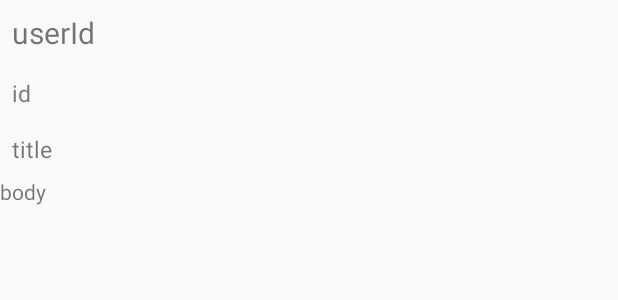
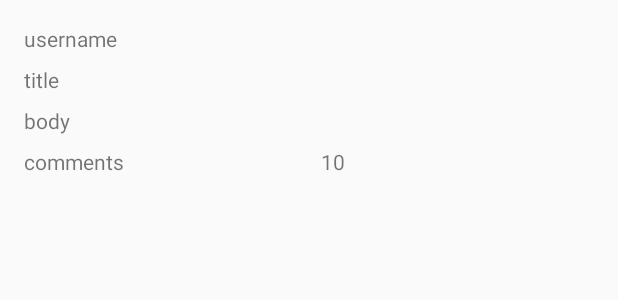
Before and after one commit to psztefko/ING-app, an Android app: the layout post_row.xml on its own in the app's theme, with its tools: preview values and no code run, on a phone screen of 412 x 824 dp. Shown: the top 300 px of the screen. Run offline under Robolectric (Android 15) with nearby library versions, the phone set to English and light mode, and no system bars.

Commit message:
Adapter for recyclerView, fragment for RecyclerView

```diff
--- a/app/build.gradle
+++ b/app/build.gradle
@@ -55,8 +55,8 @@ dependencies {
     // implementation "androidx.navigation:navigation-ui-ktx:$nav_verison"
 
     // Lifecycle
-    // implementation "androidx.navigation:navigation-fragment-ktx:$lifecycle_version"
-    // implementation "androidx.navigation:navigation-ui-ktx:$lifecycle_version"
+    implementation "androidx.navigation:navigation-fragment-ktx:$lifecycle_version"
+    implementation "androidx.navigation:navigation-ui-ktx:$lifecycle_version"
 
     // Couroutines for getting off the UI thread
     implementation "org.jetbrains.kotlinx:kotlinx-coroutines-core:$coroutines_kotlin_version"
--- /dev/null
+++ b/app/src/main/java/com/example/ing_app/comments/CommentFragment.kt
@@ -0,0 +1,4 @@
+package com.example.ing_app.comments
+
+class CommentFragment {
+}
--- /dev/null
+++ b/app/src/main/java/com/example/ing_app/comments/CommentViewModel.kt
@@ -0,0 +1,4 @@
+package com.example.ing_app.comments
+
+class CommentViewModel {
+}
--- /dev/null
+++ b/app/src/main/java/com/example/ing_app/user/UserFragment.kt
@@ -0,0 +1,4 @@
+package com.example.ing_app.user
+
+class UserFragment {
+}
--- /dev/null
+++ b/app/src/main/java/com/example/ing_app/user/UserViewModel.kt
@@ -0,0 +1,4 @@
+package com.example.ing_app.user
+
+class UserViewModel {
+}
--- a/app/src/main/res/layout/post_row.xml
+++ b/app/src/main/res/layout/post_row.xml
@@ -1,45 +1,70 @@
 <?xml version="1.0" encoding="utf-8"?>
-<androidx.constraintlayout.widget.ConstraintLayout xmlns:android="http://schemas.android.com/apk/res/android"
+<layout xmlns:android="http://schemas.android.com/apk/res/android"
     xmlns:app="http://schemas.android.com/apk/res-auto"
-    xmlns:tools="http://schemas.android.com/tools"
+    xmlns:tools="http://schemas.android.com/tools">
+    <androidx.constraintlayout.widget.ConstraintLayout
         android:layout_width="match_parent"
         android:layout_height="wrap_content">
 
         <TextView
-        android:id="@+id/userId"
-        android:layout_width="wrap_content"
+            android:id="@+id/username"
+            android:layout_width="0dp"
             android:layout_height="wrap_content"
-        android:padding="8dp"
-        tools:text="userId"
-        android:textSize="20sp"
+            android:layout_marginStart="16dp"
+            android:layout_marginTop="16dp"
+            android:layout_marginEnd="16dp"
+            android:text="@string/user_name"
+            app:layout_constraintEnd_toEndOf="parent"
             app:layout_constraintStart_toStartOf="parent"
             app:layout_constraintTop_toTopOf="parent" />
 
         <TextView
-        android:id="@+id/postId"
-        android:layout_width="wrap_content"
+            android:id="@+id/title"
+            android:layout_width="0dp"
             android:layout_height="wrap_content"
-        android:padding="8dp"
-        tools:text="id"
-        android:textSize="15sp"
+            android:layout_marginStart="16dp"
+            android:layout_marginTop="8dp"
+            android:layout_marginEnd="16dp"
+            android:text="@string/title"
+            app:layout_constraintEnd_toEndOf="parent"
             app:layout_constraintStart_toStartOf="parent"
-        app:layout_constraintTop_toBottomOf="@+id/userId" />
-
-    <TextView
-        android:id="@+id/title"
-        android:layout_width="wrap_content"
-        android:layout_height="wrap_content"
-        android:padding="8dp"
-        tools:text="title"
-        android:textSize="15sp"
-        app:layout_constraintStart_toStartOf="parent"
-        app:layout_constraintTop_toBottomOf="@+id/postId" />
+            app:layout_constraintTop_toBottomOf="@+id/username" />
 
         <TextView
             android:id="@+id/body"
-        android:layout_width="wrap_content"
+            android:layout_width="0dp"
             android:layout_height="wrap_content"
-        tools:text="body"
+            android:layout_marginStart="16dp"
+            android:layout_marginTop="8dp"
+            android:layout_marginEnd="16dp"
+            android:text="@string/body"
+            app:layout_constraintEnd_toEndOf="parent"
             app:layout_constraintStart_toStartOf="parent"
             app:layout_constraintTop_toBottomOf="@+id/title" />
+
+        <TextView
+            android:id="@+id/commentsLabel"
+            android:layout_width="0dp"
+            android:layout_height="wrap_content"
+            android:layout_marginStart="16dp"
+            android:layout_marginTop="8dp"
+            android:layout_marginEnd="8dp"
+            android:text="@string/comments"
+            app:layout_constraintEnd_toStartOf="@+id/comments"
+            app:layout_constraintHorizontal_bias="0.0"
+            app:layout_constraintStart_toStartOf="parent"
+            app:layout_constraintTop_toBottomOf="@+id/body" />
+
+        <TextView
+            android:id="@+id/comments"
+            android:layout_width="0dp"
+            android:layout_height="wrap_content"
+            android:layout_marginStart="8dp"
+            android:layout_marginTop="8dp"
+            android:layout_marginEnd="16dp"
+            app:layout_constraintEnd_toEndOf="parent"
+            app:layout_constraintStart_toEndOf="@+id/commentsLabel"
+            app:layout_constraintTop_toBottomOf="@+id/body"
+            tools:text="10" />
     </androidx.constraintlayout.widget.ConstraintLayout>
+</layout>
--- a/app/src/main/res/values/strings.xml
+++ b/app/src/main/res/values/strings.xml
@@ -1,3 +1,7 @@
 <resources>
     <string name="app_name">ING-app</string>
+    <string name="user_name">username</string>
+    <string name="title">title</string>
+    <string name="body">body</string>
+    <string name="comments">comments</string>
 </resources>
--- a/build.gradle
+++ b/build.gradle
@@ -6,7 +6,7 @@ buildscript {
         //coin_version = '2.1.4'
         core_version = '1.2.0'
         //nav_version = '2.2.1'
-        //lifecycle_version = '2.2.1'
+        lifecycle_version = '2.2.1'
         coroutines_kotlin_version = '1.3.4'
         retrofit_version = '2.7.2'
         //moshi_version = '1.9.2'
```
Also changed, not shown: app/src/main/java/com/example/ing_app/MainActivity.kt (+0 -15 lines), app/src/main/java/com/example/ing_app/adapters/PostAdapter.kt (added, +48 -0 lines), app/src/main/java/com/example/ing_app/posts/PostFragment.kt (added, +10 -0 lines), app/src/main/java/com/example/ing_app/repository/PostRepository.kt (added, +17 -0 lines), app/src/main/res/layout/activity_main.xml (+3 -13 lines), app/src/main/res/layout/fragment_post.xml (added, +23 -0 lines), gradle/wrapper/gradle-wrapper.properties. Lines whose indentation alone changed are shown as unchanged.
